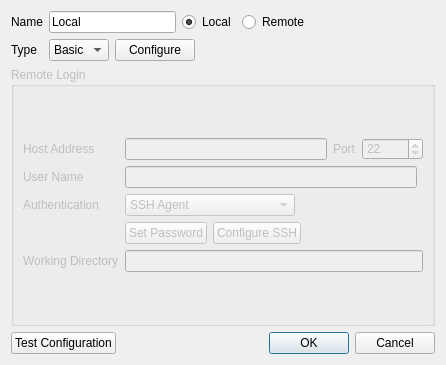
Qt form src/ServerDialog.ui (nutjunkie/IQmol) before a commit.
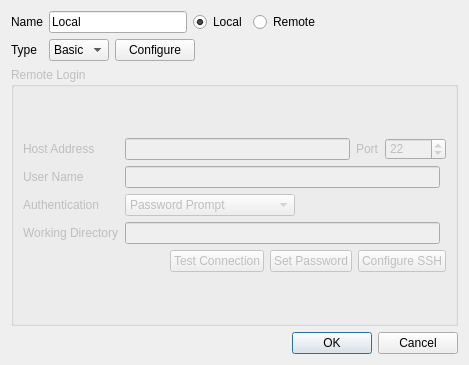
The same form after that commit.

Patch:
```diff
--- a/src/ServerDialog.ui
+++ b/src/ServerDialog.ui
@@ -9,7 +9,7 @@
    <rect>
     <x>0</x>
     <y>0</y>
-    <width>446</width>
+    <width>469</width>
     <height>365</height>
    </rect>
   </property>
@@ -231,7 +231,7 @@
           <item>
            <widget class="QComboBox" name="authentication">
             <property name="currentIndex">
-             <number>0</number>
+             <number>5</number>
             </property>
             <item>
              <property name="text">
@@ -280,8 +280,28 @@
           </item>
          </layout>
         </item>
-        <item row="3" column="1" colspan="2">
+        <item row="4" column="0" colspan="3">
          <layout class="QHBoxLayout" name="horizontalLayout_3">
+          <item>
+           <spacer name="horizontalSpacer_4">
+            <property name="orientation">
+             <enum>Qt::Horizontal</enum>
+            </property>
+            <property name="sizeHint" stdset="0">
+             <size>
+              <width>40</width>
+              <height>20</height>
+             </size>
+            </property>
+           </spacer>
+          </item>
+          <item>
+           <widget class="QPushButton" name="testConfiguration">
+            <property name="text">
+             <string>Test Connection</string>
+            </property>
+           </widget>
+          </item>
           <item>
            <widget class="QPushButton" name="setPassword">
             <property name="enabled">
@@ -299,35 +319,8 @@
             </property>
            </widget>
           </item>
-          <item>
-           <spacer name="horizontalSpacer_4">
-            <property name="orientation">
-             <enum>Qt::Horizontal</enum>
-            </property>
-            <property name="sizeHint" stdset="0">
-             <size>
-              <width>40</width>
-              <height>20</height>
-             </size>
-            </property>
-           </spacer>
-          </item>
          </layout>
         </item>
-        <item row="4" column="1" colspan="2">
-         <widget class="QLineEdit" name="workingDirectory">
-          <property name="toolTip">
-           <string>This is the directory on the server where calculations will be run</string>
-          </property>
-         </widget>
-        </item>
-        <item row="4" column="0">
-         <widget class="QLabel" name="workingDirectoryLabel">
-          <property name="text">
-           <string>Working Directory</string>
-          </property>
-         </widget>
-        </item>
         <item row="0" column="1" colspan="2">
          <layout class="QHBoxLayout" name="horizontalLayout_6">
           <item>
@@ -359,6 +352,20 @@
           </item>
          </layout>
         </item>
+        <item row="3" column="1">
+         <widget class="QLineEdit" name="workingDirectory">
+          <property name="toolTip">
+           <string>This is the directory on the server where calculations will be run</string>
+          </property>
+         </widget>
+        </item>
+        <item row="3" column="0">
+         <widget class="QLabel" name="workingDirectoryLabel">
+          <property name="text">
+           <string>Working Directory</string>
+          </property>
+         </widget>
+        </item>
        </layout>
       </item>
      </layout>
@@ -366,13 +373,6 @@
    </item>
    <item>
     <layout class="QHBoxLayout" name="horizontalLayout_4">
-     <item>
-      <widget class="QPushButton" name="testConfiguration">
-       <property name="text">
-        <string>Test Configuration</string>
-       </property>
-      </widget>
-     </item>
      <item>
       <spacer name="horizontalSpacer">
        <property name="orientation">
```
Left out of the diff: 6 changed lines with no effect on the pictures.
